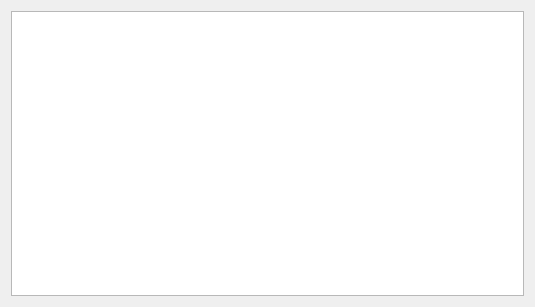
First picture: the form in src/plugins/FraPlugin/CurveConfigurator.ui, repository samiavasil/temporary, before the edit.
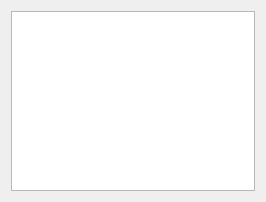
Second picture: the form after the edit.

Commit message: Auto scale curve configurator

The edit to the form file:
```diff
--- a/src/plugins/FraPlugin/CurveConfigurator.ui
+++ b/src/plugins/FraPlugin/CurveConfigurator.ui
@@ -6,8 +6,8 @@
    <rect>
     <x>0</x>
     <y>0</y>
-    <width>535</width>
-    <height>307</height>
+    <width>266</width>
+    <height>202</height>
    </rect>
   </property>
   <property name="sizePolicy">
@@ -16,20 +16,44 @@
     <verstretch>0</verstretch>
    </sizepolicy>
   </property>
+  <property name="minimumSize">
+   <size>
+    <width>10</width>
+    <height>10</height>
+   </size>
+  </property>
   <property name="windowTitle">
    <string>Form</string>
   </property>
   <layout class="QGridLayout" name="gridLayout">
    <item row="0" column="0">
     <layout class="QVBoxLayout" name="verticalLayout">
-     <property name="sizeConstraint">
-      <enum>QLayout::SetMaximumSize</enum>
-     </property>
      <item>
       <widget class="QTableWidget" name="curvesTable">
+       <property name="minimumSize">
+        <size>
+         <width>10</width>
+         <height>10</height>
+        </size>
+       </property>
+       <property name="accessibleDescription">
+        <string/>
+       </property>
        <property name="autoFillBackground">
         <bool>false</bool>
        </property>
+       <property name="verticalScrollBarPolicy">
+        <enum>Qt::ScrollBarAsNeeded</enum>
+       </property>
+       <property name="horizontalScrollBarPolicy">
+        <enum>Qt::ScrollBarAlwaysOff</enum>
+       </property>
+       <property name="autoScroll">
+        <bool>false</bool>
+       </property>
+       <attribute name="verticalHeaderVisible">
+        <bool>false</bool>
+       </attribute>
       </widget>
      </item>
     </layout>
```
Left out of the diff: 6 changed lines with no effect on the pictures. The commit also changes 3 other files.
